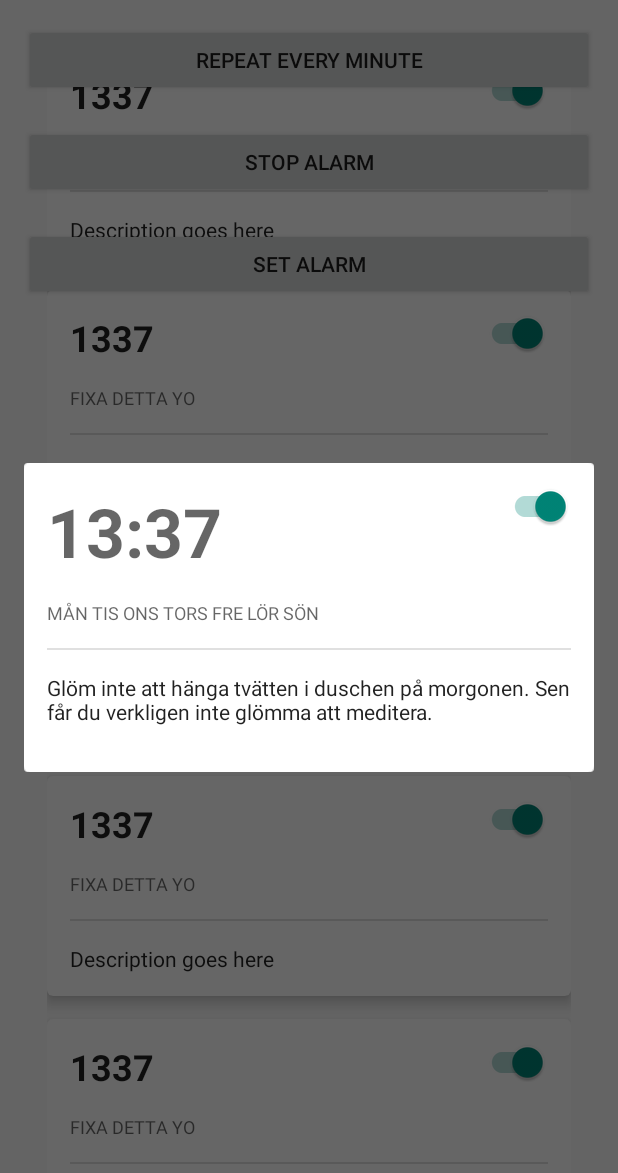
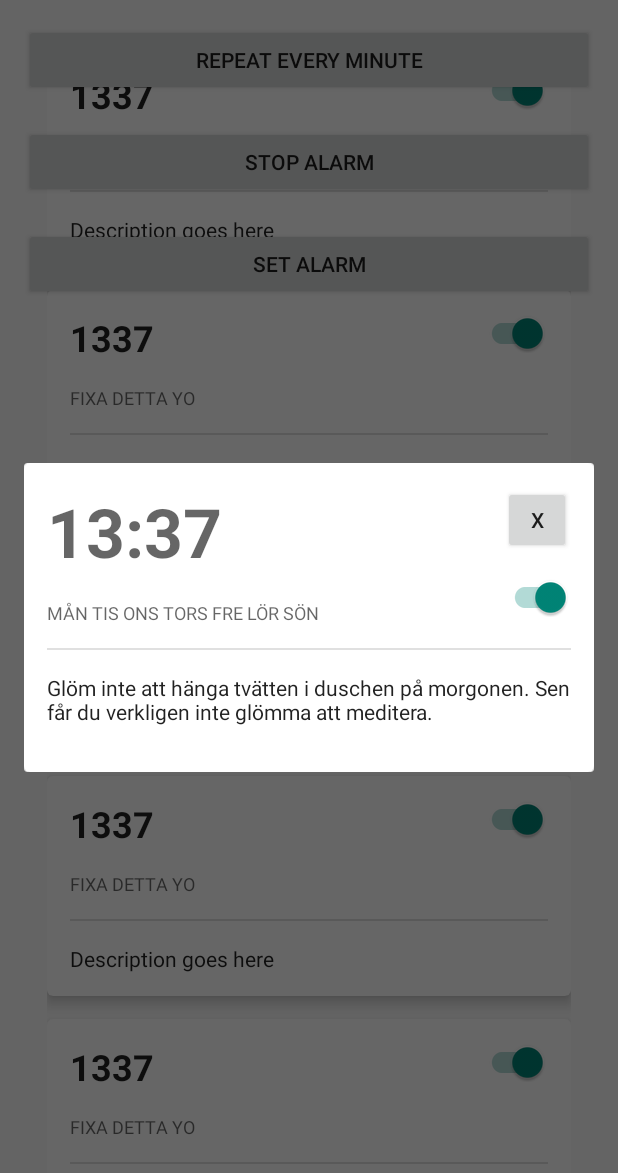
Before and after one commit to HackOutWest15/JAM, an Android app: the fragment DFragment placed in its activity, on a phone screen of 412 x 824 dp. Shown: the top 1173 px of the screen. Run offline under Robolectric (Android 15) with nearby library versions, the phone set to English and light mode, and no system bars; libraries missing offline, so code that uses them is left out: kaaes.spotify.webapi, retrofit.client; 2 statements that could not run were skipped.

Commit message:
You can now remove alarms

```diff
--- a/app/build.gradle
+++ b/app/build.gradle
@@ -30,6 +30,7 @@ dependencies {
     compile 'com.android.support:appcompat-v7:22.1.0'
     compile 'com.android.support:cardview-v7:22.1.0'
     compile 'com.android.support:recyclerview-v7:22.1.0'
+    compile 'com.android.support:design:22.2.1'
 
 
     // This library handles authentication and authorization
--- a/app/src/main/java/se/wowhack/jam/AlarmActivity.java
+++ b/app/src/main/java/se/wowhack/jam/AlarmActivity.java
@@ -43,6 +43,7 @@ public class AlarmActivity extends FragmentActivity {
     private Playlist savedPlaylist;
     private FragmentManager supportFragmentManager = getSupportFragmentManager();
     private Alarm currentlyClickedAlarm;
+    private AlarmArrayAdapter adapter;
 
     @Override
     protected void onCreate(Bundle savedInstanceState) {
@@ -123,7 +124,7 @@ public class AlarmActivity extends FragmentActivity {
         // Third parameter - ID of the TextView to which the data is written
         // Forth - the Array of data
 
-        AlarmArrayAdapter adapter = new AlarmArrayAdapter(this, R.layout.layout_card, alarms);
+        adapter = new AlarmArrayAdapter(this, R.layout.layout_card, alarms);
 
         // Assign adapter to ListView
         listView.setAdapter(adapter);
@@ -212,4 +213,9 @@ public class AlarmActivity extends FragmentActivity {
     public ArrayList<Playlist> getPlaylists() {
         return (ArrayList) playlists;
     }
+
+    public void removeAlarm(Alarm theAlarm) {
+        alarms.remove(theAlarm);
+        adapter.remove(theAlarm);
+    }
 }
--- a/app/src/main/java/se/wowhack/jam/DFragment.java
+++ b/app/src/main/java/se/wowhack/jam/DFragment.java
@@ -2,13 +2,16 @@ package se.wowhack.jam;
 
 import android.os.Bundle;
 import android.support.v4.app.DialogFragment;
+import android.support.v7.widget.SwitchCompat;
 import android.view.LayoutInflater;
 import android.view.View;
 import android.view.ViewGroup;
 import android.view.Window;
 import android.widget.AdapterView;
 import android.widget.ArrayAdapter;
+import android.widget.Button;
 import android.widget.ListView;
+import android.widget.TextView;
 import android.widget.Toast;
 
 import java.util.ArrayList;
@@ -28,10 +31,27 @@ public class DFragment extends DialogFragment {
                              Bundle savedInstanceState) {
         View rootView = inflater.inflate(R.layout.fragment_alarm_dialog, container,
                 false);
-        // Do something else
 
         currentAlarm = ((AlarmActivity) getActivity()).getCurrentlyClickedAlarm();
         playlists = ((AlarmActivity) getActivity()).getPlaylists();
+
+        TextView alarmTextView = (TextView) rootView.findViewById(R.id.alarmText);
+        TextView alarmTimeView = (TextView) rootView.findViewById(R.id.alarmTime);
+        SwitchCompat alarmSwitchView = (SwitchCompat) rootView.findViewById(R.id.alarmSwitch);
+        TextView alarmDaysView = (TextView) rootView.findViewById(R.id.alarmDays);
+        Button removeButton = (Button) rootView.findViewById(R.id.removeButton);
+
+        removeButton.setOnClickListener(new View.OnClickListener() {
+            @Override
+            public void onClick(View v) {
+                // Dismissar denna bara lyssnaren??
+                ((AlarmActivity) getActivity()).removeAlarm(currentAlarm);
+                dismiss();
+            }
+        });
+
+        alarmTextView.setText(currentAlarm.getDescription());
+        alarmTimeView.setText(currentAlarm.getTime() + "");
 
         // Get ListView object from xml
         listView = (ListView) rootView.findViewById(R.id.list);
--- a/app/src/main/res/layout/activity_alarm.xml
+++ b/app/src/main/res/layout/activity_alarm.xml
@@ -51,6 +51,4 @@
             android:layout_height="wrap_content"
             android:orientation="vertical"/>
         </ScrollView>
-
-
 </RelativeLayout>
--- a/app/src/main/res/layout/fragment_alarm_dialog.xml
+++ b/app/src/main/res/layout/fragment_alarm_dialog.xml
@@ -26,6 +26,15 @@
             android:text="13:37"
             android:layout_alignParentTop="true"/>
 
+        <Button
+            android:id="@+id/removeButton"
+            android:layout_width="45dp"
+            android:layout_height="45dp"
+            android:text="X"
+            android:layout_alignParentRight="true"
+            android:layout_marginRight="15dp"
+            android:layout_marginTop="15dp" />
+
         <android.support.v7.widget.SwitchCompat
             android:focusable="false"
             android:id="@+id/alarmSwitch"
@@ -33,7 +42,8 @@
             android:layout_height="wrap_content"
             android:layout_alignParentRight="true"
             android:layout_marginRight="15dp"
-            android:layout_marginTop="15dp"
+            android:layout_marginBottom="15dp"
+            android:layout_below="@+id/alarmTime"
             android:checked="true"
             android:textOff="OFF"
             android:textOn="ON" />
```
Also changed, not shown: app/src/main/res/layout/fabulous_layout_mfs.xml (added, +39 -0 lines), 1 other file.
